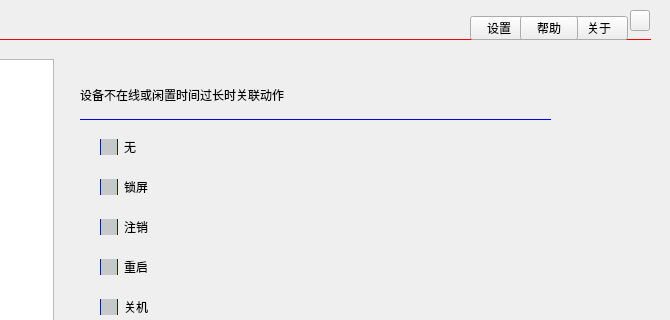
The window that SysSafe/mainwindow.ui (gessd/whh) describes before a commit, drawn with Qt 5; both pictures show x 130 to 800 and y 0 to 320 of the 800 by 480 pixel window.
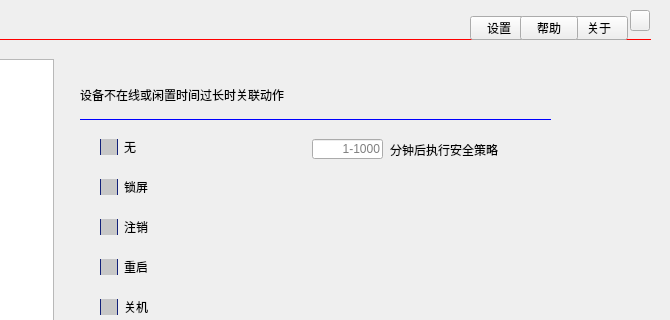
The same window after the commit. The open tabs and pages were chosen to show the change. Icons and pictures are not drawn.

Commit message: 添加设备离线策略执行

```diff
--- a/SysSafe/mainwindow.ui
+++ b/SysSafe/mainwindow.ui
@@ -948,7 +948,7 @@
          <rect>
           <x>20</x>
           <y>10</y>
-          <width>301</width>
+          <width>411</width>
           <height>51</height>
          </rect>
         </property>
@@ -1033,6 +1033,35 @@
           <string>关机</string>
          </property>
         </widget>
+        <widget class="QLineEdit" name="lineEditMaxTime">
+         <property name="geometry">
+          <rect>
+           <x>232</x>
+           <y>20</y>
+           <width>71</width>
+           <height>20</height>
+          </rect>
+         </property>
+         <property name="alignment">
+          <set>Qt::AlignRight|Qt::AlignTrailing|Qt::AlignVCenter</set>
+         </property>
+         <property name="placeholderText">
+          <string>1-1000</string>
+         </property>
+        </widget>
+        <widget class="QLabel" name="label_2">
+         <property name="geometry">
+          <rect>
+           <x>310</x>
+           <y>15</y>
+           <width>161</width>
+           <height>31</height>
+          </rect>
+         </property>
+         <property name="text">
+          <string>分钟后执行安全策略</string>
+         </property>
+        </widget>
        </widget>
       </widget>
       <widget class="QWidget" name="languageWidget">
```
Left out of the diff: 2 changed lines with no effect on the pictures. The commit also changes 4 other files.
